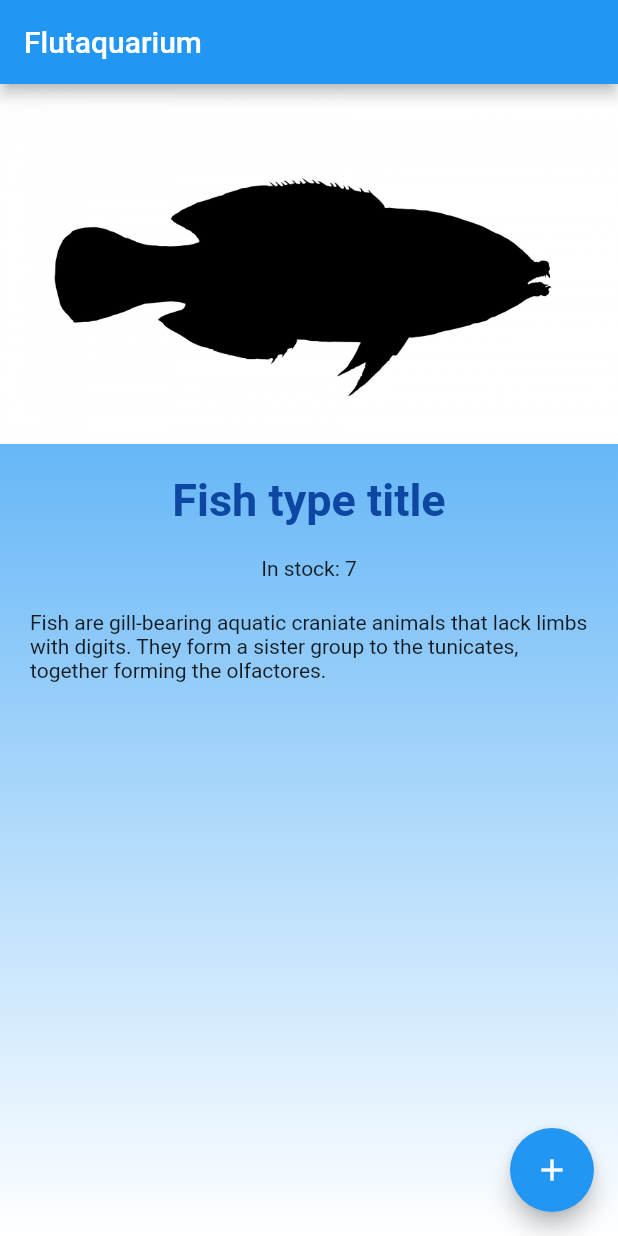
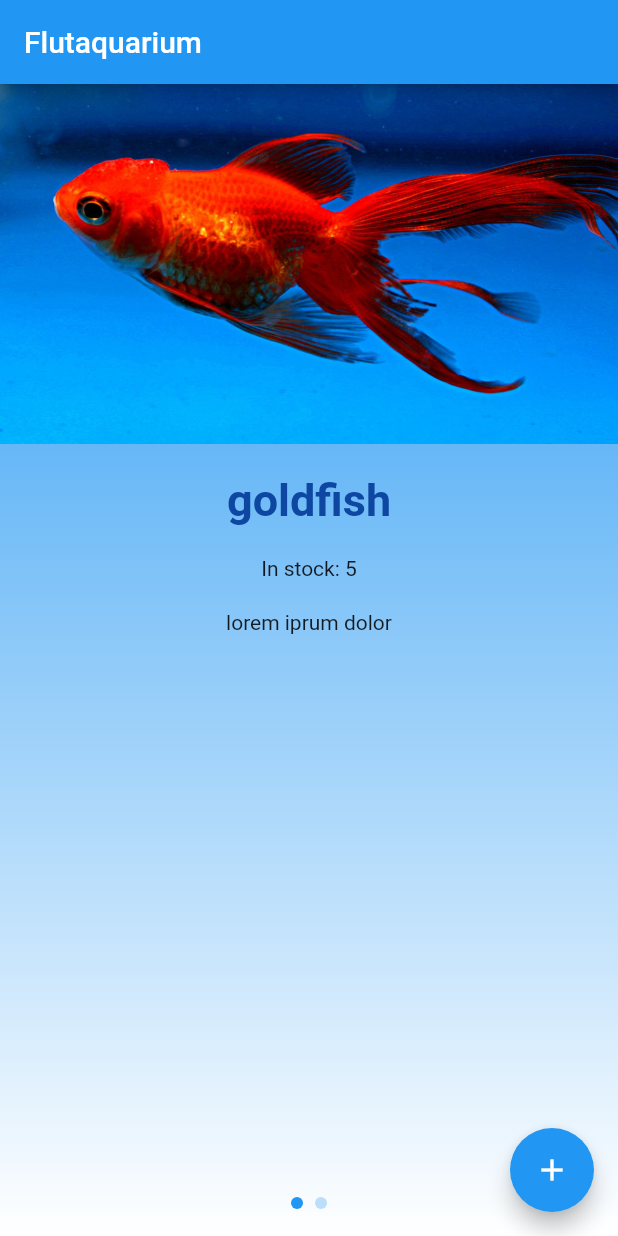
Before and after one commit to alinpha/flutter-term-project, a Flutter app: the screen it shows after launch, on a phone screen of 412 x 824 dp. Run offline on Flutter 3.47's test engine with Material 2 defaults, Android fonts, the phone set to English and light mode, and no system bars; drawn by our look-alikes of page_view_indicators; our stand-ins replace sqflite; accounts and stored records are empty.

Commit message:
pageview added

```diff
--- /dev/null
+++ b/term_project/lib/dbhelper.dart
@@ -0,0 +1,79 @@
+import 'dart:io';
+import 'package:path_provider/path_provider.dart';
+import 'package:path/path.dart';
+import 'package:sqflite/sqflite.dart';
+import 'dart:async';
+
+import 'package:term_project/model/fish.dart';
+
+class DBHelper {
+
+  static final _dbName = 'fish_db.db';
+  static final _dbVersion = 1;
+  static const TABLE_NAME = 'fish_table';
+  static const ID = 'id';
+  static const TITLE = 'title';
+  static const STOCK = 'stock';
+  static const DESCRIPTION = 'description';
+  static const IMG = 'img';
+
+  DBHelper._privateConstructor();
+  static final DBHelper instance = DBHelper._privateConstructor();
+
+  _initDatabase() async {
+    Directory docDir = await getApplicationDocumentsDirectory();
+    String path = join(docDir.path, _dbName);
+    return await openDatabase(path, version: _dbVersion, onCreate: _onCreate);
+  }
+
+  Future _onCreate(Database db, int ver) async {
+    await db.execute('''
+      create table $TABLE_NAME (
+        $ID integer primary key,
+        $TITLE text not null,
+        $STOCK integer not null,
+        $DESCRIPTION text not null,
+        $IMG text not null
+      )
+    ''');
+  }
+
+  static Database _db;
+  Future<Database> get db async {
+    if (_db != null) return _db;
+    _db = await _initDatabase();
+    return _db;
+  }
+
+  Future<int> insert(Fish fish) async {
+    Database db = await instance.db;
+    return await db.insert(
+      TABLE_NAME,
+      {
+        TITLE:fish.title,
+        STOCK:fish.stock,
+        DESCRIPTION:fish.description,
+        IMG:fish.img
+      });
+  }
+
+  Future<List<Map<String, dynamic>>> queryAll() async {
+    Database db = await instance.db;
+    return await db.query(TABLE_NAME);
+  }
+
+  Future<List<Map<String, dynamic>>> queryByTitle(title) async {
+    Database db = await instance.db;
+    return await db.query(TABLE_NAME, where: "$TITLE like '%$title%'");
+  }
+
+  Future<int> update(Fish fish) async {
+    Database db = await instance.db;
+    return await db.update(TABLE_NAME, fish.toMap(), where: '$ID=${fish.id}');
+  }
+
+  Future<int> delete(int id) async {
+    Database db = await instance.db;
+    return await db.delete(TABLE_NAME, where: '$ID=$id');
+  }
+}
--- a/term_project/lib/main.dart
+++ b/term_project/lib/main.dart
@@ -1,5 +1,7 @@
 import 'package:flutter/material.dart';
+import 'package:page_view_indicators/circle_page_indicator.dart';
 import './edit.dart';
+import 'model/fish.dart';
 
 void main() => runApp(MyApp());
 
@@ -20,14 +22,37 @@ class MyApp extends StatelessWidget {
 
 class HomePage extends StatelessWidget {
 
+  final _pageController = PageController(initialPage: 0);
+  final _currentPageNotifier = ValueNotifier<int>(0);
+
   @override
   Widget build(BuildContext context) {
 
+    List<Fish> fishList = List<Fish>();
 
-    Widget title = Container(
+    fishList.add(
+      Fish(
+        id: 1,
+        title: 'goldfish',
+        stock: 5,
+        description: 'lorem iprum dolor',
+        img: 'gold')
+    );
+
+    fishList.add(
+      Fish(
+        id: 2,
+        title: 'killifish',
+        stock: 2,
+        description: 'this is a description',
+        img: 'loach')
+    );
+
+    Widget _title(String title) {
+      return Container(
       padding: const EdgeInsets.all(20),
       child: Text(
-        'Fish type title',
+        title,
         maxLines: 1,
         style: TextStyle(
           color: Colors.blue[900],
@@ -36,23 +61,33 @@ class HomePage extends StatelessWidget {
         ),
       ),
     );
+    }
 
-    Widget stock = Container(
+    Widget _stock(int stock) {
+      return Container(
       padding: const EdgeInsets.only(left: 20, right: 20),
-      child: Text('In stock: 7'),
+      child: Text('In stock: $stock'),
     );
+    }
 
-    Widget description = Container(
-      padding: const EdgeInsets.all(20),
-      child: Text('Fish are gill-bearing aquatic craniate animals that lack limbs with digits. They form a sister group to the tunicates, together forming the olfactores.'),
-    );
+    Widget _description(String description) {
+      return Container(
+        padding: const EdgeInsets.all(20),
+       child: Text(description),
+      );
+    }
 
-    return Scaffold (
+    Widget _image(String img) {
+      return Image.asset(
+                'images/$img.jpg',
+                width: 600,
+                height: 240,
+                fit: BoxFit.fill,
+              );
+    }
 
-      appBar: AppBar(
-          title: Text('Flutaquarium'),
-        ),
-        body: Container(
+    Widget _fishContainer(Fish fish) {
+      return Container(
           constraints: BoxConstraints.expand(),
           decoration: BoxDecoration(
           gradient: LinearGradient(
@@ -63,18 +98,58 @@ class HomePage extends StatelessWidget {
         ),
           child: Column(
             children: <Widget>[
-              Image.asset(
-                'images/fish_template.jpg',
-                width: 600,
-                height: 240,
-                fit: BoxFit.fill,
-              ),
-              title,
-              stock,
-              description,
+              _image(fish.img),
+              _title(fish.title),
+              _stock(fish.stock),
+              _description(fish.description),
             ],
           ),
+        );
+    }
+
+    PageView mPageView = PageView.builder(
+      itemCount: fishList.length,
+      scrollDirection: Axis.horizontal,
+      reverse: false,
+      controller: _pageController,
+      itemBuilder: (BuildContext ctx, int index) {
+        return _fishContainer(fishList[index]);
+      },
+      onPageChanged: (int index) {
+        _currentPageNotifier.value = index;
+      },
+    );
+
+    Positioned indicators = Positioned(
+      left: 0,
+      right: 0,
+      bottom: 10,
+      child: Padding(
+        padding: const EdgeInsets.all(8),
+        child: CirclePageIndicator(
+          itemCount: fishList.length,
+          currentPageNotifier: _currentPageNotifier,
+          size: 8.0,
+          selectedSize: 8.0,
+          selectedDotColor: Colors.blue,
+          dotColor: Colors.blue[100],
         ),
+      ),
+    );
+
+    Stack mStack = Stack(
+      children: <Widget>[
+        mPageView,
+        indicators,
+      ],
+    );
+
+    return Scaffold (
+
+      appBar: AppBar(
+          title: Text('Flutaquarium'),
+        ),
+        body: mStack,
         floatingActionButton: FloatingActionButton(
           onPressed: () {
             Navigator.push(context, MaterialPageRoute(builder: (context) => EditPage(mTitle: 'Add New Fish',)));
--- a/term_project/lib/model/fish.dart
+++ b/term_project/lib/model/fish.dart
@@ -1,14 +1,30 @@
+import 'package:term_project/dbhelper.dart';
+
 class Fish {
 
+  int id;
   String title;
   int stock;
   String description;
+  String img;
 
-  Fish({this.title, this.stock, this.description});
+  Fish({this.id, this.title, this.stock, this.description, this.img});
 
-  Fish.fromJson(Map<String, dynamic> json) {
-    title = json['title'];
-    stock = json['stock'];
-    description = json['description'];
+  Fish.fromMap(Map<String, dynamic> map) {
+    id = map['id'];
+    title = map['title'];
+    stock = map['stock'];
+    description = map['description'];
+    img = map['img'];
+  }
+
+  Map<String, dynamic> toMap() {
+    return {
+      DBHelper.ID:id,
+      DBHelper.TITLE:title,
+      DBHelper.STOCK:stock,
+      DBHelper.DESCRIPTION:description,
+      DBHelper.IMG:img
+    };
   }
 }
--- a/term_project/pubspec.yaml
+++ b/term_project/pubspec.yaml
@@ -19,6 +19,10 @@ environment:
 dependencies:
   flutter:
     sdk: flutter
+  sqflite:
+  path:
+  path_provider:
+  page_view_indicators: ^1.3.1
 
   # The following adds the Cupertino Icons font to your application.
   # Use with the CupertinoIcons class for iOS style icons.
```
Also changed, not shown: term_project/pubspec.lock.
